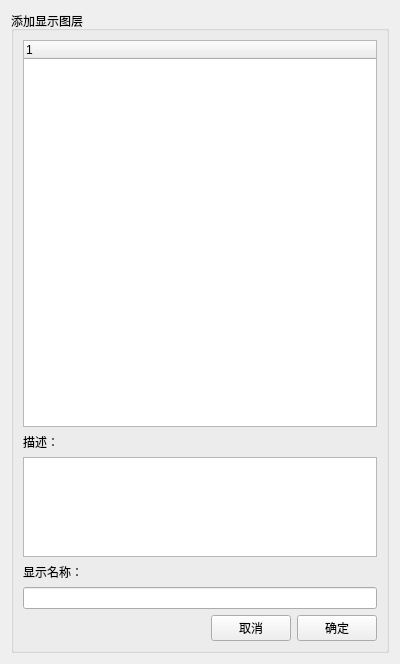
Old version of the form src/Ros_Qt5_Gui_App/ui/addtopics.ui in the repository chingchunw/interface_qt.
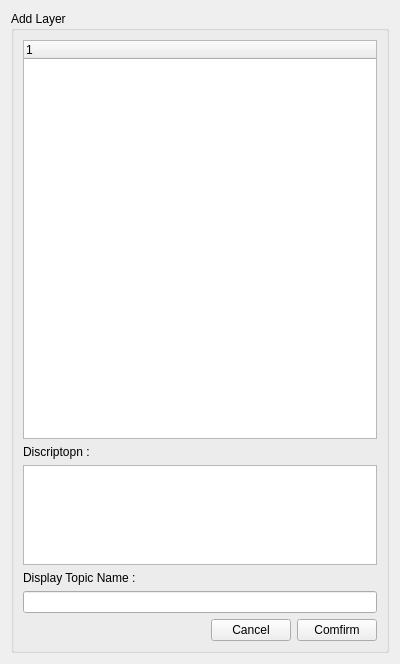
New version of the form. Icons and pictures are not drawn.

Commit message: Change Rviz menu

What changed in the file:
```diff
--- a/src/Ros_Qt5_Gui_App/ui/addtopics.ui
+++ b/src/Ros_Qt5_Gui_App/ui/addtopics.ui
@@ -21,7 +21,7 @@
    <item>
     <widget class="QGroupBox" name="groupBox">
      <property name="title">
-      <string>添加显示图层</string>
+      <string>Add Layer</string>
      </property>
      <layout class="QVBoxLayout" name="verticalLayout_2">
       <item>
@@ -38,7 +38,7 @@
         <item>
          <widget class="QLabel" name="label">
           <property name="text">
-           <string>描述：</string>
+           <string>Discriptopn :</string>
           </property>
          </widget>
         </item>
@@ -58,7 +58,7 @@
         <item>
          <widget class="QLabel" name="label_2">
           <property name="text">
-           <string>显示名称：</string>
+           <string>Display Topic Name :</string>
           </property>
          </widget>
         </item>
@@ -83,7 +83,7 @@
           <item>
            <widget class="QPushButton" name="pushButton_cancel">
             <property name="text">
-             <string>取消</string>
+             <string>Cancel</string>
             </property>
             <property name="icon">
              <iconset resource="../resources/images.qrc">
@@ -94,7 +94,7 @@
           <item>
            <widget class="QPushButton" name="pushButton_ok">
             <property name="text">
-             <string>确定</string>
+             <string>Comfirm</string>
             </property>
             <property name="icon">
              <iconset resource="../resources/images.qrc">
```
Left out of the diff: 10 changed lines with no effect on the pictures. The commit also changes 2 other files.
